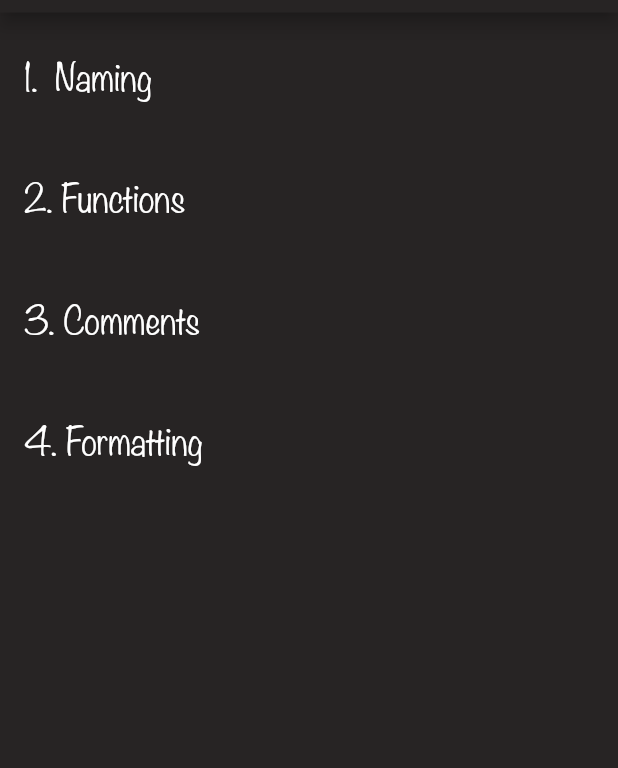
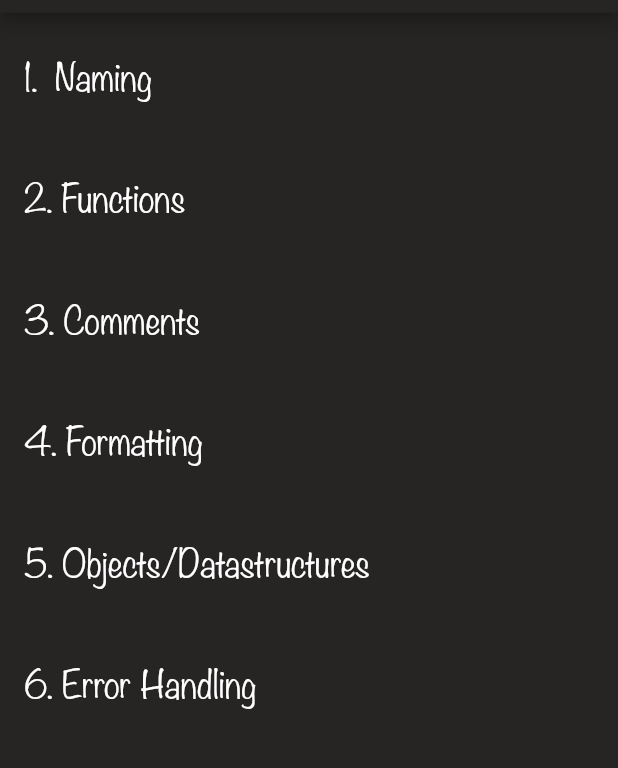
Before and after one commit to TheUltimateOptimist/CleanCode, a Flutter app: the screen it shows after launch, on a phone screen of 412 x 824 dp, the part 109-877 px from its top. Run offline on Flutter 3.47's test engine with Material 2 defaults, Android fonts, the light colour scheme and no system bars.

Commit message:
added Object Datastructure chapter

```diff
--- a/lib/main.dart
+++ b/lib/main.dart
@@ -64,12 +64,16 @@ class Summary {
     "Functions",
     "Comments",
     "Formatting",
+    "Objects/Datastructures",
+    "Error Handling",
+
   ];
   static final Map<int, List<String>> content = {
     0: ["intention revealing names", "avoiding disinformation", "using pronouncable names", "using searchable names", "avoid encodings", "use noun/nounphrases for classes", "use verb/verbphrases for methods", "pick one word per concept", "do not use same word for two purposes", "use technical jargon"],
     1: ["very short(20 lines at max)", "identation level no greater than 1 or 2", "should do only one thing", "only one level of abstraction", "switch statements are ok if they appear only once", "descriptive name", "as little arguments as possible", "do not pass booleans as arguments", "no side effects",  "avoid output arguments", "exceptions are better than returning error codes", "error handling is one thing!", "dont repeat yourself"],
     2: ["comments do not make up for bad code", "rather explain yourself through code", "comment to explain intent", "can be used for clarification", "as warning of consequences", "TODO comments are reasonable", "for amplification", "comments should not force you to look at other code parts", "avoid redundant comments", "comments should only describe code next to it", "should be self-explaining"],
     3: ["one way should be consistenly applied","seperate code parts by blank lines","code belonging to each other should be dense","calling functions above called functions","surround assignment operators, +, - with whitespace","use identation for blocks"],
-
+    4: ["hide implementation details","","","","","","","","","","","",""],
+    5: ["","","","","","","","","","","","",""],
   };
 }
```
